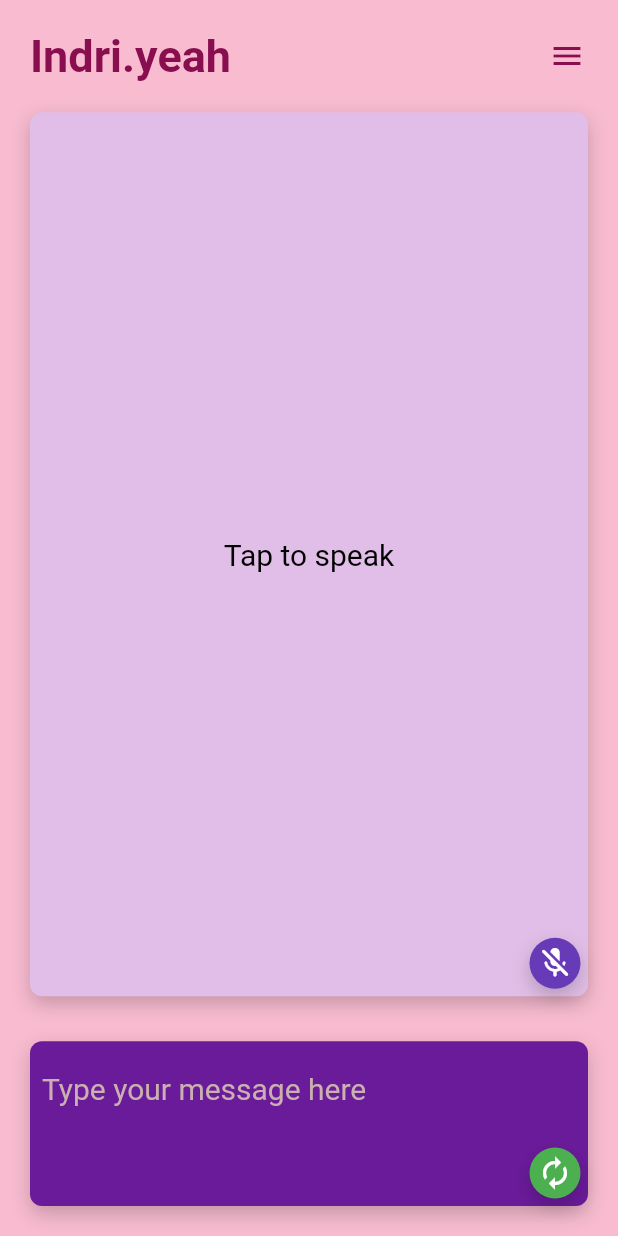
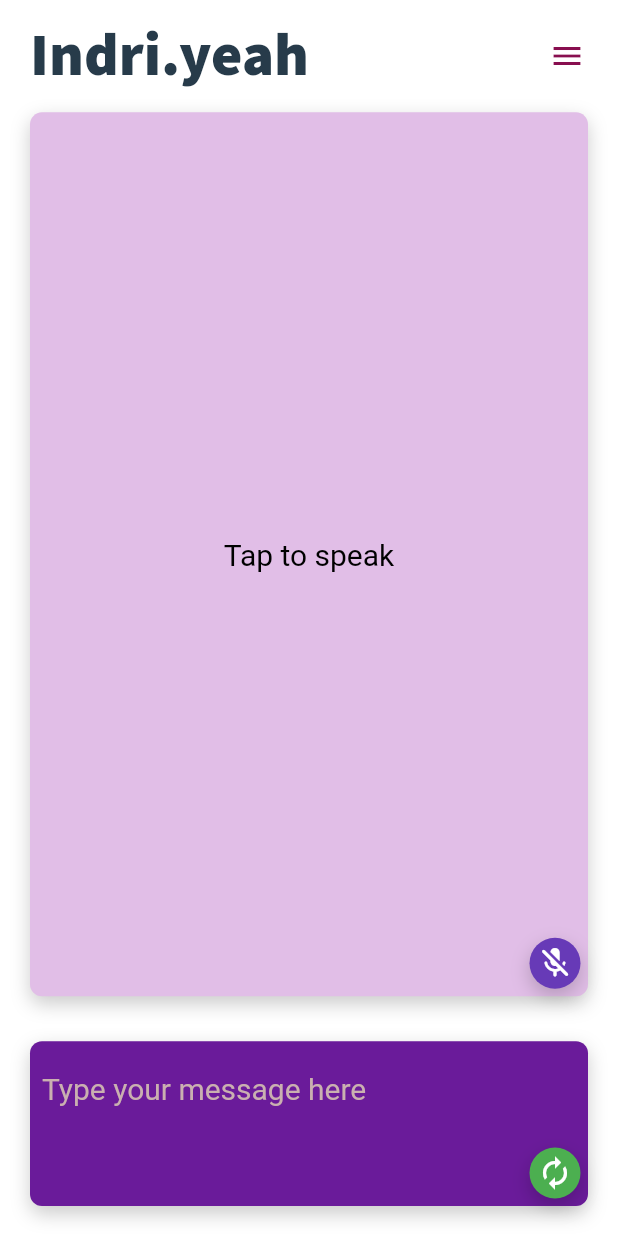
Before and after one commit to SunflowerSmiles/IndriyeahApp, a Flutter app: the screen it shows after launch, on a phone screen of 412 x 824 dp. Run offline on Flutter 3.47's test engine with Material 2 defaults, Android fonts, the light colour scheme and no system bars; our stand-ins replace flutter_keyboard_visibility, flutter_tts, speech_to_text.

Commit message:
some style changes

```diff
--- a/lib/main.dart
+++ b/lib/main.dart
@@ -16,12 +16,16 @@ class App extends StatelessWidget {
       debugShowCheckedModeBanner: false,
       title: 'indri.yeah',
       theme: ThemeData(
-        colorScheme:
-            ColorScheme.fromSwatch(primarySwatch: Colors.deepPurple).copyWith(
-          secondary: Colors.pink.shade200,
+        colorScheme: const ColorScheme.light().copyWith(
+          background: Colors.white,
+          primary: const Color.fromARGB(255, 249, 252, 217),
+          onPrimary: const Color.fromARGB(255, 39, 59, 74),
+          secondary: const Color.fromARGB(255, 157, 114, 190),
+          secondaryContainer: const Color.fromARGB(255, 177, 146, 216),
+          onSecondary: const Color.fromARGB(255, 254, 241, 153),
         ),
-        // textTheme: Typography.whiteRedmond.copyWith(title),
       ),
+      darkTheme: ThemeData(),
       home: const HomePage(),
     );
   }
--- a/lib/screens/home_page.dart
+++ b/lib/screens/home_page.dart
@@ -23,8 +23,6 @@ class _HomePageState extends State<HomePage> {
   late FlutterTts flutterTts;
   String _textToSay = "";
   bool _keyboardUp = false;
-
-  bool _visible = false;
 
   final stt.SpeechToText _speechToText = stt.SpeechToText();
 
@@ -205,7 +203,7 @@ class _HomePageState extends State<HomePage> {
           ),
         ),
         key: _scaffoldKey,
-        backgroundColor: Colors.pink.shade100,
+        backgroundColor: Theme.of(context).colorScheme.background,
         body: SafeArea(
           child: Center(
             child: IntrinsicHeight(
@@ -230,9 +228,11 @@ class _HomePageState extends State<HomePage> {
                               child: AnimatedDefaultTextStyle(
                                 duration: const Duration(milliseconds: 300),
                                 style: TextStyle(
-                                  fontSize: !_keyboardUp ? 30 : 18,
-                                  color: Colors.pink.shade900,
-                                  fontWeight: FontWeight.bold,
+                                  fontSize: !_keyboardUp ? 40 : 32,
+                                  color:
+                                      Theme.of(context).colorScheme.onPrimary,
+                                  fontWeight: FontWeight.w900,
+                                  fontFamily: "Source Sans Pro",
                                 ),
                                 child: const Text(
                                   "Indri.yeah",
@@ -271,7 +271,7 @@ class _HomePageState extends State<HomePage> {
                               // after animation,
                               // set _realTap to false
                               // wait for animation to finish
-                              Future.delayed(const Duration(milliseconds: 500),
+                              Future.delayed(const Duration(milliseconds: 600),
                                   () {
                                 _realTap = false;
                               });
```
Also changed, not shown: pubspec.yaml (+5 -11 lines), assets/fonts/SourceSansPro-Black.ttf (added).
